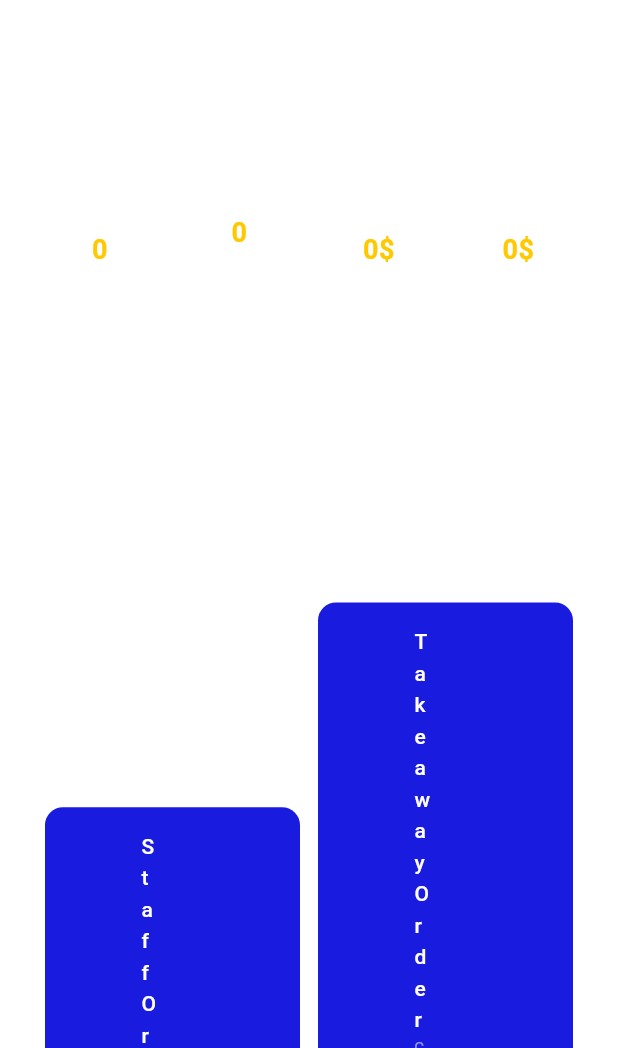
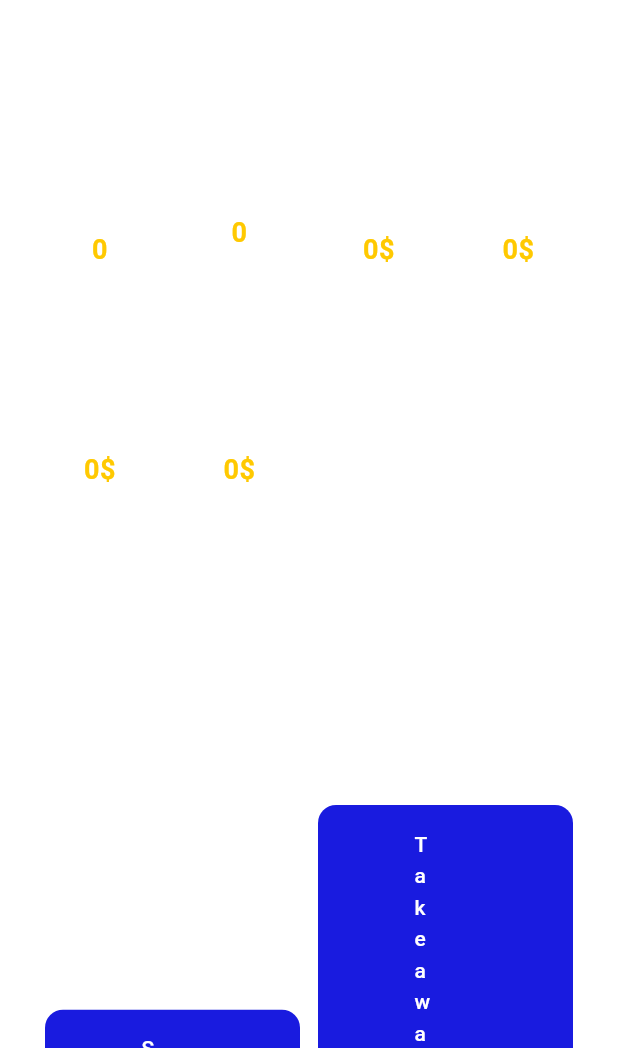
Before and after one commit to ahmedalnagdy18/quarto, a Flutter app: the CafeScreen screen opened directly, on a phone screen of 412 x 824 dp, the part 188-1236 px from its top. Run offline on Flutter 3.47's test engine with Material 3 defaults, Android fonts, the phone set to English and light mode, and no system bars; our stand-ins replace bloc, equatable, flutter_bloc, flutter_svg, get_it, pdf and 3 more; missing offline and left inert: excel, window_manager; accounts and stored records are empty.

Commit message:
show visa or cash

```diff
--- a/lib/features/cafe/presentation/screens/cafe_screen.dart
+++ b/lib/features/cafe/presentation/screens/cafe_screen.dart
@@ -266,6 +266,8 @@ class _CafeScreenState extends State<CafeScreen> {
                   int freeTables = 0;
                   int occupiedTables = 0;
                   double todayIncome = 0.0;
+                  double cashTotal = 0.0;
+                  double visaTotal = 0.0;
 
                   if (state is SuccessGetTables) {
                     freeTables = state.tables
@@ -274,7 +276,30 @@ class _CafeScreenState extends State<CafeScreen> {
                     occupiedTables = state.tables
                         .where((t) => t.isOccupied)
                         .length;
-                    todayIncome = finalizedCafeOrders(_orders, state.tables)
+                    final finalizedOrders = finalizedCafeOrders(
+                      _orders,
+                      state.tables,
+                    );
+                    todayIncome = finalizedOrders.fold<double>(
+                      0,
+                      (total, order) => total + calculateOrderTotal(order),
+                    );
+                    cashTotal = finalizedOrders
+                        .where(
+                          (order) =>
+                              normalizePaymentMethod(order.paymentMethod) ==
+                              'Cash',
+                        )
+                        .fold<double>(
+                          0,
+                          (total, order) => total + calculateOrderTotal(order),
+                        );
+                    visaTotal = finalizedOrders
+                        .where(
+                          (order) =>
+                              normalizePaymentMethod(order.paymentMethod) ==
+                              'Visa',
+                        )
                         .fold<double>(
                           0,
                           (total, order) => total + calculateOrderTotal(order),
@@ -282,7 +307,9 @@ class _CafeScreenState extends State<CafeScreen> {
                     totalRevenue = todayIncome;
                   }
 
-                  return Row(
+                  return Column(
+                    children: [
+                      Row(
                         children: [
                           Expanded(
                             child: CardWidget(
@@ -312,13 +339,18 @@ class _CafeScreenState extends State<CafeScreen> {
                           const SizedBox(width: 20),
                           Expanded(
                             child:
-                            BlocBuilder<CafeOutcomesCubit, CafeOutcomesState>(
+                                BlocBuilder<
+                                  CafeOutcomesCubit,
+                                  CafeOutcomesState
+                                >(
                                   builder: (context, state) {
                                     if (state is SuccessGetCafeOutcomes) {
-                                  final totalExpenses = state.data.fold<double>(
+                                      final totalExpenses = state.data
+                                          .fold<double>(
                                             0,
                                             (sum, item) =>
-                                        sum + (item.price * item.quantity),
+                                                sum +
+                                                (item.price * item.quantity),
                                           );
                                       totalOutcomes = totalExpenses;
                                     }
@@ -329,6 +361,36 @@ class _CafeScreenState extends State<CafeScreen> {
                                     );
                                   },
                                 ),
+                          ),
+                        ],
+                      ),
+                      const SizedBox(height: 20),
+                      Row(
+                        children: [
+                          Expanded(
+                            child: CardWidget(
+                              data: _isLoadingOrders
+                                  ? '0\$'
+                                  : '${cashTotal.toStringAsFixed(0)}\$',
+                              title: 'Cash total',
+                              cafeState: state,
+                            ),
+                          ),
+                          const SizedBox(width: 20),
+                          Expanded(
+                            child: CardWidget(
+                              data: _isLoadingOrders
+                                  ? '0\$'
+                                  : '${visaTotal.toStringAsFixed(0)}\$',
+                              title: 'Visa total',
+                              cafeState: state,
+                            ),
+                          ),
+                          const SizedBox(width: 20),
+                          const Expanded(child: SizedBox()),
+                          const SizedBox(width: 20),
+                          const Expanded(child: SizedBox()),
+                        ],
                       ),
                     ],
                   );
```
Also changed, not shown: lib/features/cafe/presentation/screens/cafe_outcomes.dart (+6 -9 lines), lib/features/dashboard/presentation/screens/analytics_page.dart (+46 -3 lines), lib/features/dashboard/presentation/screens/rooms_outcomes_page.dart (+6 -7 lines). Lines whose indentation alone changed are shown as unchanged.
